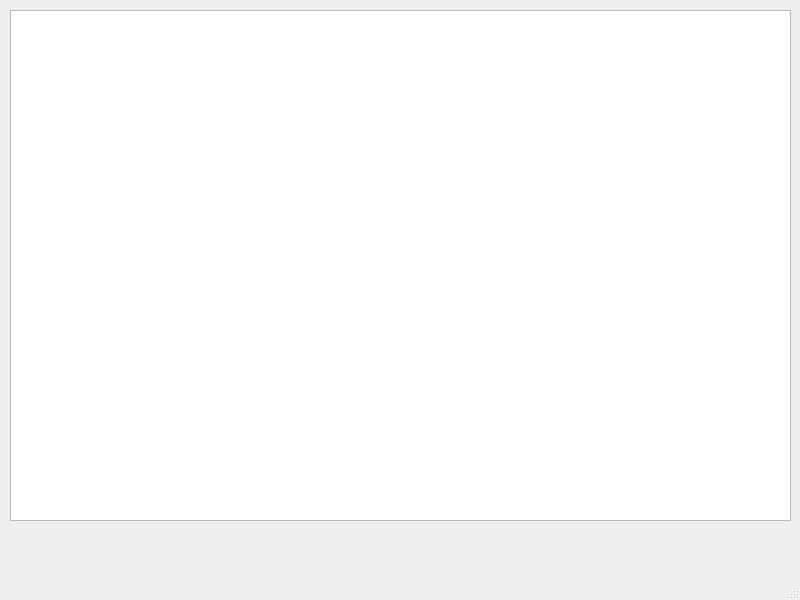
Eneanuch/espresso, file main.ui: the form before one commit.
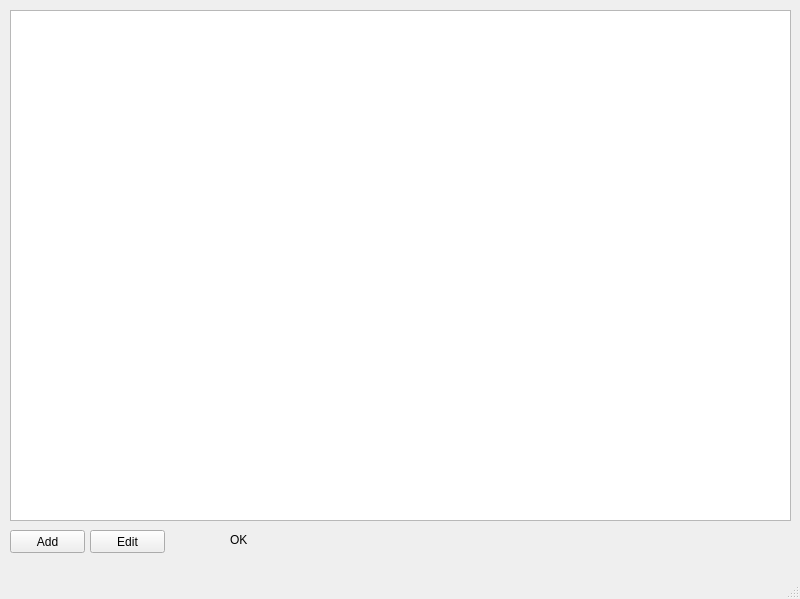
The form after the commit.

What changed in the file:
```diff
--- a/main.ui
+++ b/main.ui
@@ -7,7 +7,7 @@
     <x>0</x>
     <y>0</y>
     <width>800</width>
-    <height>600</height>
+    <height>599</height>
    </rect>
   </property>
   <property name="windowTitle">
@@ -24,6 +24,45 @@
      </rect>
     </property>
    </widget>
+   <widget class="QPushButton" name="b_add">
+    <property name="geometry">
+     <rect>
+      <x>10</x>
+      <y>530</y>
+      <width>75</width>
+      <height>23</height>
+     </rect>
+    </property>
+    <property name="text">
+     <string>Add</string>
+    </property>
+   </widget>
+   <widget class="QPushButton" name="b_edit">
+    <property name="geometry">
+     <rect>
+      <x>90</x>
+      <y>530</y>
+      <width>75</width>
+      <height>23</height>
+     </rect>
+    </property>
+    <property name="text">
+     <string>Edit</string>
+    </property>
+   </widget>
+   <widget class="QLabel" name="l_status">
+    <property name="geometry">
+     <rect>
+      <x>230</x>
+      <y>530</y>
+      <width>561</width>
+      <height>20</height>
+     </rect>
+    </property>
+    <property name="text">
+     <string>OK</string>
+    </property>
+   </widget>
   </widget>
   <widget class="QMenuBar" name="menubar">
    <property name="geometry">
```
